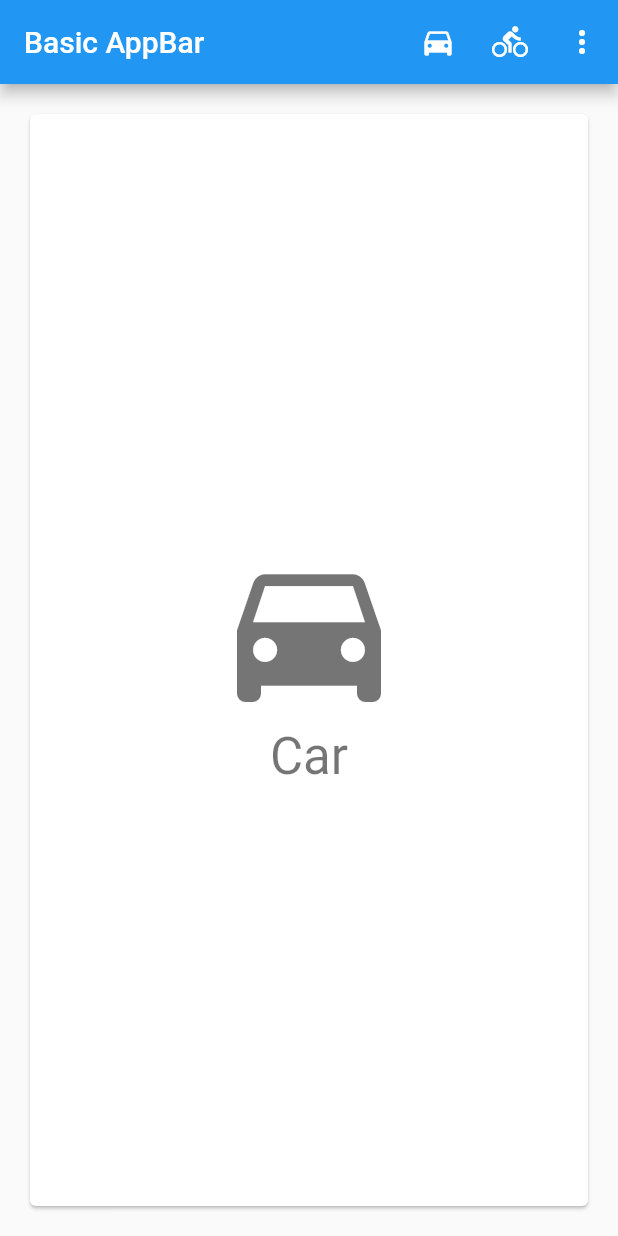
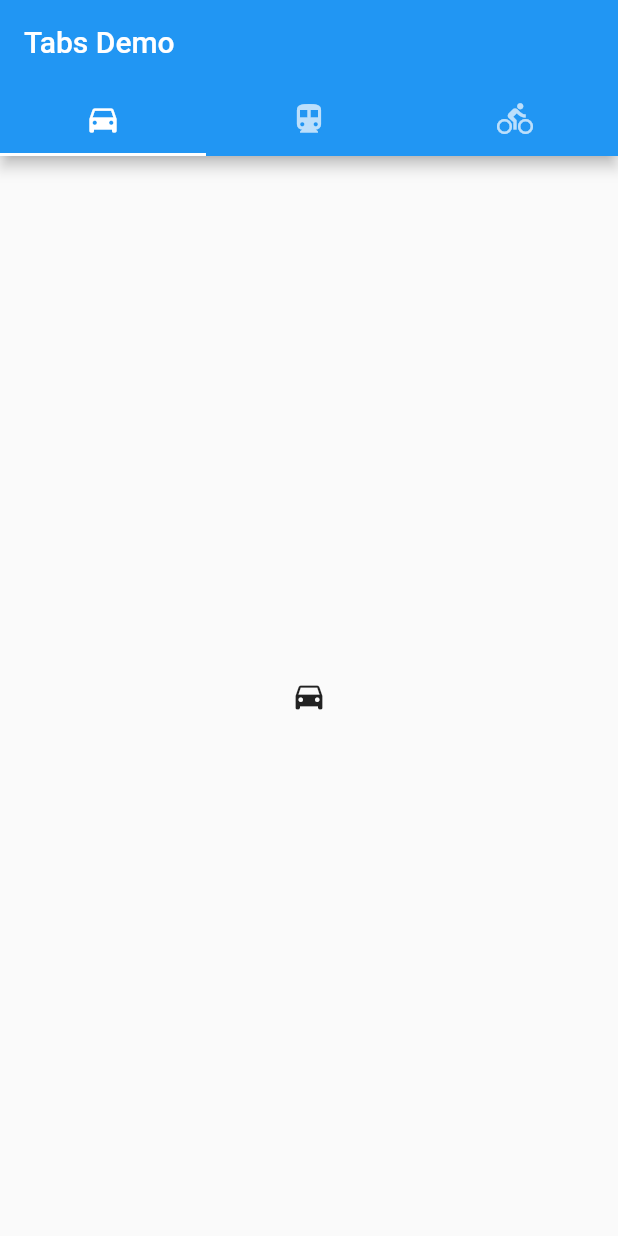
Before and after one commit to mojiajuzi/flutter-example, a Flutter app: the screen it shows after launch, on a phone screen of 412 x 824 dp. Run offline on Flutter 3.47's test engine with Material 2 defaults, Android fonts, the phone set to English and light mode, and no system bars.

Commit message:
basic tabs

```diff
--- a/lib/main.dart
+++ b/lib/main.dart
@@ -1,94 +1,38 @@
 import 'package:flutter/material.dart';
 
-void main() => runApp(new BasicAppBarSample());
+void main() => runApp(new TabBarDemo());
 
-class BasicAppBarSample extends StatefulWidget {
-  @override
-  _BasicAppBarSampleState createState() => new _BasicAppBarSampleState();
-}
-
-class _BasicAppBarSampleState extends State<BasicAppBarSample> {
-  Choice _selectedChoice = choices[0];
-
-  //设置选中的状态
-  void _select(Choice choice) {
-    setState(() => _selectedChoice = choice);
-  }
-
+class TabBarDemo extends StatelessWidget {
   @override
   Widget build(BuildContext context) {
     return new MaterialApp(
-      home: new Scaffold(
-        appBar: new AppBar(
-          title: const Text('Basic AppBar'),
-          actions: <Widget>[
-            new IconButton(
-                icon: new Icon(choices[0].icon),
-                onPressed: () {
-                  _select(choices[0]);
-                }),
-            new IconButton(
-                icon: new Icon(choices[1].icon),
-                onPressed: () {
-                  _select(choices[1]);
-                }),
-            new PopupMenuButton(
-              onSelected: _select,
-              itemBuilder: (BuildContext context) {
-                return choices.skip(2).map((Choice choice) {
-                  return new PopupMenuItem<Choice>(
-                    value: choice,
-                    child: new Text(choice.title),
-                  );
-                }).toList();
-              },
+      home: new DefaultTabController(
+        length: 3,
+        child: new Scaffold(
+            appBar: new AppBar(
+              title: new Text('Tabs Demo'),
+              bottom: new TabBar(
+                tabs: <Widget>[
+                  new Tab(
+                    icon: new Icon(Icons.directions_car),
+                  ),
+                  new Tab(
+                    icon: new Icon(Icons.directions_transit),
+                  ),
+                  new Tab(
+                    icon: new Icon(Icons.directions_bike),
+                  ),
+                ],
+              ),
             ),
-          ],
-        ),
-        body: new Padding(
-          padding: const EdgeInsets.all(16.0),
-          child: new ChoiceCard(choice: _selectedChoice),
-        ),
+            body: new TabBarView(
+              children: <Widget>[
+                new Icon(Icons.directions_car),
+                new Icon(Icons.directions_transit),
+                new Icon(Icons.directions_bike)
+              ],
+            )),
       ),
     );
   }
 }
-
-class Choice {
-  const Choice({this.title, this.icon});
-
-  final String title;
-  final IconData icon;
-}
-
-const List<Choice> choices = const <Choice>[
-  const Choice(title: 'Car', icon: Icons.directions_car),
-  const Choice(title: 'Bicycle', icon: Icons.directions_bike),
-  const Choice(title: 'Boat', icon: Icons.directions_boat),
-  const Choice(title: 'Bus', icon: Icons.directions_bus),
-  const Choice(title: 'Train', icon: Icons.directions_railway),
-  const Choice(title: 'Walk', icon: Icons.directions_walk),
-];
-
-class ChoiceCard extends StatelessWidget {
-  const ChoiceCard({Key key, this.choice}) : super(key: key);
-
-  final Choice choice;
-
-  @override
-  Widget build(BuildContext context) {
-    final TextStyle textStyle = Theme.of(context).textTheme.display1;
-
-    return Card(
-        color: Colors.white,
-        child: new Center(
-          child: new Column(
-              crossAxisAlignment: CrossAxisAlignment.center,
-              mainAxisSize: MainAxisSize.min,
-              children: <Widget>[
-                new Icon(choice.icon, size: 128.0, color: textStyle.color),
-                new Text(choice.title, style: textStyle)
-              ]),
-        ));
-  }
-}
```
